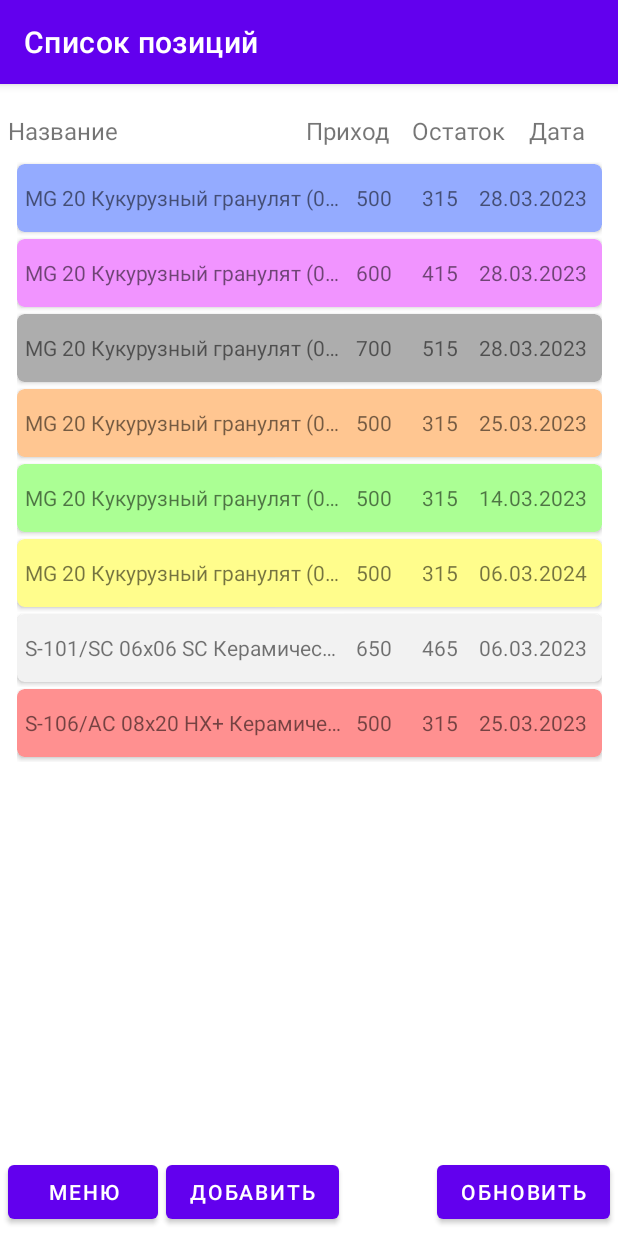
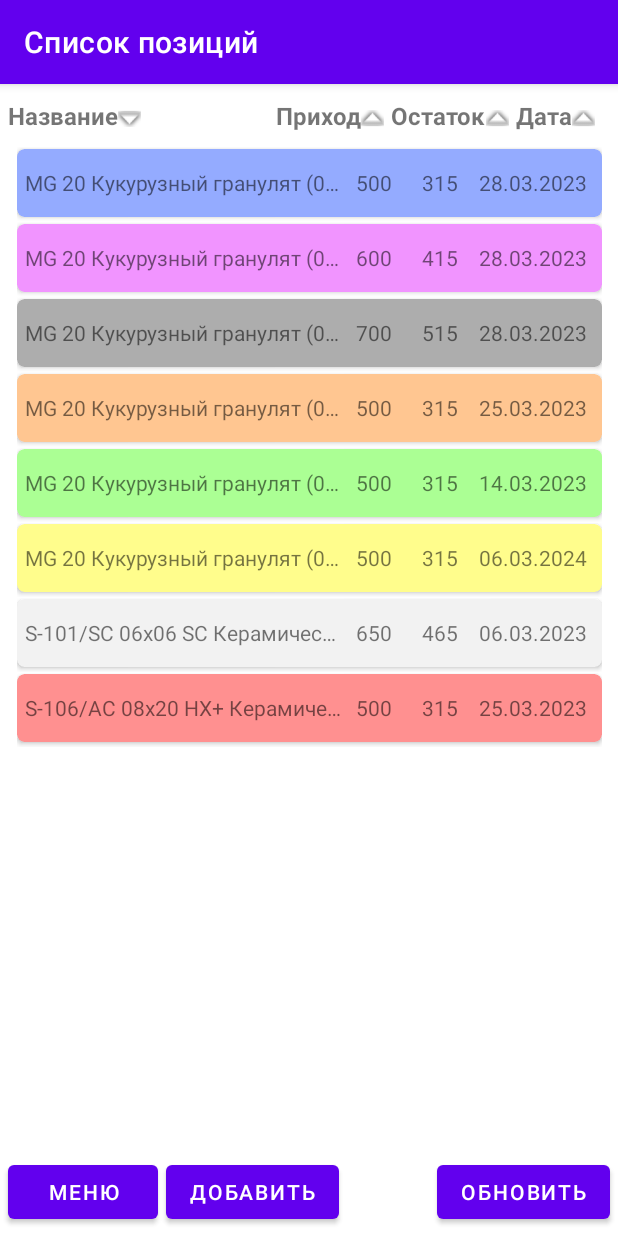
Before and after one commit to b2rry/WarehouseManagerApplication, an Android app: the screen it shows after launch (SupplyListActivity), after a tap on "СПИСОК ПОЗИЦИЙ", on a phone screen of 412 x 824 dp. Run offline under Robolectric (Android 15) with nearby library versions, the light colour scheme and no system bars.

Commit message:
upgrade activityes lifecycle instead buffer saving, add saving comparator state, add sorted column display with img

```diff
--- a/app/src/main/java/com/appksa/warehousemanager/AboutProgramActivity.java
+++ b/app/src/main/java/com/appksa/warehousemanager/AboutProgramActivity.java
@@ -16,7 +16,7 @@ public class AboutProgramActivity extends AppCompatActivity {
 
     public void onMainActivityClick(View view) {
         Intent intent = new Intent(this, MainActivity.class);
-        intent.addFlags(Intent.FLAG_ACTIVITY_REORDER_TO_FRONT | Intent.FLAG_ACTIVITY_SINGLE_TOP);
+        intent.addFlags(Intent.FLAG_ACTIVITY_REORDER_TO_FRONT);
         startActivity(intent);
     }
 }
--- a/app/src/main/java/com/appksa/warehousemanager/LogBookActivity.java
+++ b/app/src/main/java/com/appksa/warehousemanager/LogBookActivity.java
@@ -29,7 +29,7 @@ public class LogBookActivity extends AppCompatActivity {
     }
     public void onMainActivityClick(View view) {
         Intent intent = new Intent(this, MainActivity.class);
-        intent.addFlags(Intent.FLAG_ACTIVITY_CLEAR_TOP | Intent.FLAG_ACTIVITY_SINGLE_TOP);
+        intent.addFlags(Intent.FLAG_ACTIVITY_REORDER_TO_FRONT);
         startActivity(intent);
     }
 }
--- a/app/src/main/java/com/appksa/warehousemanager/MainActivity.java
+++ b/app/src/main/java/com/appksa/warehousemanager/MainActivity.java
@@ -21,8 +21,6 @@ import java.util.Map;
 public class MainActivity extends AppCompatActivity {
 
     public static WarehouseState warehouseState;
-    public static BufferSupplyItem bufferItem;
-    public static HashMap<Long,SupplyItem> displayedSupplyItemsMap;
     WarehouseState tempClassForId;
 
     @Override
@@ -89,11 +87,13 @@ public class MainActivity extends AppCompatActivity {
 
     public void onSupplyListActivityClick(View view) {
         Intent intent = new Intent(this, SupplyListActivity.class);
+        intent.addFlags(Intent.FLAG_ACTIVITY_REORDER_TO_FRONT);
         startActivity(intent);
     }
 
     public void onLogBookActivityClick(View view) {
         Intent intent = new Intent(this, LogBookActivity.class);
+        intent.addFlags(Intent.FLAG_ACTIVITY_REORDER_TO_FRONT);
         startActivity(intent);
     }
 
--- a/app/src/main/java/com/appksa/warehousemanager/SupplyListActivity.java
+++ b/app/src/main/java/com/appksa/warehousemanager/SupplyListActivity.java
@@ -1,12 +1,18 @@
 package com.appksa.warehousemanager;
 
 import androidx.appcompat.app.AppCompatActivity;
+import androidx.core.content.ContextCompat;
 import androidx.recyclerview.widget.LinearLayoutManager;
 import androidx.recyclerview.widget.RecyclerView;
 
+import android.annotation.SuppressLint;
 import android.content.Intent;
+import android.content.res.AssetManager;
+import android.graphics.Typeface;
 import android.os.Bundle;
 import android.view.View;
+import android.widget.ImageView;
+import android.widget.TextView;
 
 import com.appksa.warehousemanager.adapter.SupplyListAdapter;
 import com.appksa.warehousemanager.model.SupplyItem;
@@ -14,11 +20,17 @@ import com.appksa.warehousemanager.model.SupplyItem;
 import java.util.Comparator;
 
 public class SupplyListActivity extends AppCompatActivity {
+    public static boolean isChanged;
     RecyclerView supplyListRecycler;
-    public Comparator<SupplyItem> titleComparator;
-    public Comparator<SupplyItem> dateComparator;
-    public Comparator<SupplyItem> startAmountComparator;
-    public Comparator<SupplyItem> restAvailableAmountComparator;
+    private Comparator<SupplyItem> titleComparator;
+    private Comparator<SupplyItem> dateComparator;
+    private Comparator<SupplyItem> startAmountComparator;
+    private Comparator<SupplyItem> restAvailableAmountComparator;
+    private Comparator<SupplyItem> currentComparator;
+    ImageView imgSortTitle;
+    ImageView imgSortDate;
+    ImageView imgSortStartAmount;
+    ImageView imgSortRestAmount;
     @Override
     protected void onCreate(Bundle savedInstanceState) {
         super.onCreate(savedInstanceState);
@@ -26,18 +38,36 @@ public class SupplyListActivity extends AppCompatActivity {
 
         System.out.println("\t\t\t\t\tSupplyListActivity Created");
 
+        isChanged = false;
+
         supplyListRecycler = findViewById(R.id.supply_list_recycler);
 
         titleComparator = Comparator.comparing(SupplyItem::getTitle);
         startAmountComparator = Comparator.comparing(SupplyItem::getStartAmount);
         restAvailableAmountComparator = Comparator.comparing(SupplyItem::getRestAvailableAmount);
         dateComparator = Comparator.comparing(SupplyItem::getDate);
+
+        imgSortTitle = findViewById(R.id.sort_img_title);
+        imgSortDate = findViewById(R.id.sort_img_date);
+        imgSortStartAmount = findViewById(R.id.sort_img_start_amount);
+        imgSortRestAmount = findViewById(R.id.sort_img_rest_amount);
+
+        currentComparator = titleComparator.thenComparing(dateComparator.reversed());
+        MainActivity.warehouseState.getSupplyItemsList().sort(currentComparator);
+        updateRecycler();
+
+        imgSortTitle.setImageResource(R.drawable.arrow_down_float);
     }
     @Override
     protected void onResume() {
         super.onResume();
-        MainActivity.warehouseState.getSupplyItemsList().sort(titleComparator.thenComparing(dateComparator.reversed()));
-        updateRecycler();
+
+        if(isChanged){
+            MainActivity.warehouseState.getSupplyItemsList().sort(currentComparator);
+            updateRecycler();
+            isChanged = false;
+        }
+
         System.out.println("\t\t\t\t\tSupplyListActivity Resumed");
     }
     @Override
@@ -56,7 +86,7 @@ public class SupplyListActivity extends AppCompatActivity {
 
     public void onMainActivityClick(View view) {
         Intent intent = new Intent(this, MainActivity.class);
-        intent.addFlags(Intent.FLAG_ACTIVITY_CLEAR_TOP | Intent.FLAG_ACTIVITY_SINGLE_TOP);
+        intent.addFlags(Intent.FLAG_ACTIVITY_REORDER_TO_FRONT);
         startActivity(intent);
     }
 
@@ -72,22 +102,46 @@ public class SupplyListActivity extends AppCompatActivity {
     }
 
     public void onTitleSortClick(View view) {
-        MainActivity.warehouseState.getSupplyItemsList().sort(titleComparator.thenComparing(dateComparator.reversed()));
+        imgSortTitle.setImageResource(R.drawable.arrow_down_float);
+        imgSortDate.setImageResource(R.drawable.arrow_up_float);
+        imgSortStartAmount.setImageResource(R.drawable.arrow_up_float);
+        imgSortRestAmount.setImageResource(R.drawable.arrow_up_float);
+
+        currentComparator = titleComparator.thenComparing(dateComparator.reversed());
+        MainActivity.warehouseState.getSupplyItemsList().sort(currentComparator);
         updateRecycler();
     }
 
     public void onStartAmountSortClick(View view) {
-        MainActivity.warehouseState.getSupplyItemsList().sort((startAmountComparator.reversed()).thenComparing(titleComparator).thenComparing(dateComparator.reversed()));
+        imgSortTitle.setImageResource(R.drawable.arrow_up_float);
+        imgSortDate.setImageResource(R.drawable.arrow_up_float);
+        imgSortStartAmount.setImageResource(R.drawable.arrow_down_float);
+        imgSortRestAmount.setImageResource(R.drawable.arrow_up_float);
+
+        currentComparator = (startAmountComparator.reversed()).thenComparing(titleComparator).thenComparing(dateComparator.reversed());
+        MainActivity.warehouseState.getSupplyItemsList().sort(currentComparator);
         updateRecycler();
     }
 
     public void onRestAmountSortClick(View view) {
-        MainActivity.warehouseState.getSupplyItemsList().sort((restAvailableAmountComparator.reversed()).thenComparing(titleComparator).thenComparing(dateComparator.reversed()));
+        imgSortTitle.setImageResource(R.drawable.arrow_up_float);
+        imgSortDate.setImageResource(R.drawable.arrow_up_float);
+        imgSortStartAmount.setImageResource(R.drawable.arrow_up_float);
+        imgSortRestAmount.setImageResource(R.drawable.arrow_down_float);
+
+        currentComparator = (restAvailableAmountComparator.reversed()).thenComparing(titleComparator).thenComparing(dateComparator.reversed());
+        MainActivity.warehouseState.getSupplyItemsList().sort(currentComparator);
         updateRecycler();
     }
 
     public void onDateSortClick(View view) {
-        MainActivity.warehouseState.getSupplyItemsList().sort((dateComparator.reversed()).thenComparing(titleComparator));
+        imgSortTitle.setImageResource(R.drawable.arrow_up_float);
+        imgSortDate.setImageResource(R.drawable.arrow_down_float);
+        imgSortStartAmount.setImageResource(R.drawable.arrow_up_float);
+        imgSortRestAmount.setImageResource(R.drawable.arrow_up_float);
+
+        currentComparator = (dateComparator.reversed()).thenComparing(titleComparator);
+        MainActivity.warehouseState.getSupplyItemsList().sort(currentComparator);
         updateRecycler();
     }
 }
--- a/app/src/main/res/layout/activity_supply_list.xml
+++ b/app/src/main/res/layout/activity_supply_list.xml
@@ -14,6 +14,7 @@
         android:layout_marginBottom="5dp"
         android:onClick="onMainActivityClick"
         android:text="@string/menu_button"
+
         app:layout_constraintBottom_toBottomOf="parent"
         app:layout_constraintStart_toStartOf="parent" />
 
@@ -22,10 +23,11 @@
         android:layout_width="wrap_content"
         android:layout_height="wrap_content"
         android:layout_marginStart="5dp"
-        android:layout_marginTop="20dp"
+        android:layout_marginTop="10dp"
+        android:onClick="onTitleSortClick"
         android:text="Название"
         android:textSize="16sp"
-        android:onClick="onTitleSortClick"
+        android:textStyle="bold"
         app:layout_constraintStart_toStartOf="parent"
         app:layout_constraintTop_toTopOf="parent" />
 
@@ -33,10 +35,11 @@
         android:id="@+id/text_view_start_amount"
         android:layout_width="wrap_content"
         android:layout_height="wrap_content"
-        android:layout_marginStart="125dp"
+        android:layout_marginStart="105dp"
+        android:onClick="onStartAmountSortClick"
         android:text="Приход"
         android:textSize="16sp"
-        android:onClick="onStartAmountSortClick"
+        android:textStyle="bold"
         app:layout_constraintBottom_toBottomOf="@+id/text_view_title"
         app:layout_constraintStart_toEndOf="@+id/text_view_title"
         app:layout_constraintTop_toTopOf="@+id/text_view_title" />
@@ -45,10 +48,11 @@
         android:id="@+id/text_view_rest_amount"
         android:layout_width="wrap_content"
         android:layout_height="wrap_content"
-        android:layout_marginStart="15dp"
+        android:layout_marginStart="20dp"
+        android:onClick="onRestAmountSortClick"
         android:text="Остаток"
         android:textSize="16sp"
-        android:onClick="onRestAmountSortClick"
+        android:textStyle="bold"
         app:layout_constraintBottom_toBottomOf="@+id/text_view_start_amount"
         app:layout_constraintStart_toEndOf="@+id/text_view_start_amount"
         app:layout_constraintTop_toTopOf="@+id/text_view_start_amount" />
@@ -57,10 +61,11 @@
         android:id="@+id/text_view_date"
         android:layout_width="wrap_content"
         android:layout_height="wrap_content"
-        android:layout_marginStart="15dp"
+        android:layout_marginStart="20dp"
+        android:onClick="onDateSortClick"
         android:text="Дата"
         android:textSize="16sp"
-        android:onClick="onDateSortClick"
+        android:textStyle="bold"
         app:layout_constraintBottom_toBottomOf="@+id/text_view_rest_amount"
         app:layout_constraintStart_toEndOf="@+id/text_view_rest_amount"
         app:layout_constraintTop_toTopOf="@+id/text_view_rest_amount" />
@@ -98,4 +103,45 @@
         app:layout_constraintBottom_toBottomOf="parent"
         app:layout_constraintEnd_toEndOf="parent" />
 
+    <ImageView
+        android:id="@+id/sort_img_title"
+        android:layout_width="15dp"
+        android:layout_height="11dp"
+        android:layout_marginTop="3dp"
+        app:layout_constraintBottom_toBottomOf="@+id/text_view_title"
+        app:layout_constraintStart_toEndOf="@+id/text_view_title"
+        app:layout_constraintTop_toTopOf="@+id/text_view_title"
+        app:srcCompat="@drawable/arrow_up_float" />
+
+    <ImageView
+        android:id="@+id/sort_img_start_amount"
+        android:layout_width="15dp"
+        android:layout_height="11dp"
+        android:layout_marginTop="3dp"
+        app:layout_constraintBottom_toBottomOf="@+id/text_view_start_amount"
+        app:layout_constraintStart_toEndOf="@+id/text_view_start_amount"
+        app:layout_constraintTop_toTopOf="@+id/text_view_start_amount"
+        app:srcCompat="@drawable/arrow_up_float" />
+
+    <ImageView
+        android:id="@+id/sort_img_rest_amount"
+        android:layout_width="15dp"
+        android:layout_height="11dp"
+        android:layout_marginTop="3dp"
+        app:layout_constraintBottom_toBottomOf="@+id/text_view_rest_amount"
+        app:layout_constraintStart_toEndOf="@+id/text_view_rest_amount"
+        app:layout_constraintTop_toTopOf="@+id/text_view_rest_amount"
+        app:srcCompat="@drawable/arrow_up_float" />
+
+    <ImageView
+        android:id="@+id/sort_img_date"
+        android:layout_width="15dp"
+        android:layout_height="11dp"
+        android:layout_marginTop="3dp"
+        app:layout_constraintBottom_toBottomOf="@+id/text_view_date"
+        app:layout_constraintStart_toEndOf="@+id/text_view_date"
+        app:layout_constraintTop_toTopOf="@+id/text_view_date"
+        app:srcCompat="@drawable/arrow_up_float" />
+
+
 </androidx.constraintlayout.widget.ConstraintLayout>
--- a/app/src/main/res/values/colors.xml
+++ b/app/src/main/res/values/colors.xml
@@ -21,4 +21,5 @@
     <color name="app_custom_background_purple">#fff194ff</color>
     <color name="app_custom_dispatch_background_happened">#FFFDDEB5</color>
     <color name="app_custom_dispatch_background_planed">#ffa7e2f2</color>
+    <color name="app_custom_text_grey">#ff4f4f4f</color>
 </resources>
--- a/app/src/main/res/values/strings.xml
+++ b/app/src/main/res/values/strings.xml
@@ -54,4 +54,6 @@
     <string name="planed_dispatch_event_field">Запланированная отгрузка:</string>
     <string name="rest_factual_amount_field">Фактический остаток:</string>
 
+    <!--Menu options-->
+
 </resources>
```
Also changed, not shown: app/src/main/java/com/appksa/warehousemanager/CreateChangeDispatchEventActivity.java (+8 -6 lines), app/src/main/java/com/appksa/warehousemanager/CreateChangeSupplyItemActivity.java (+15 -31 lines), app/src/main/java/com/appksa/warehousemanager/SupplyItemActivity.java (+5 -3 lines), app/src/main/res/drawable/arrow_down_float.png (added), app/src/main/res/drawable/arrow_up_float.png (added).
